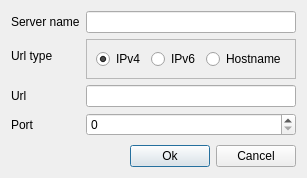
GothicMultiplayerAccrescere/Launcher, file src/dialogaddserver.ui: the form before one commit.
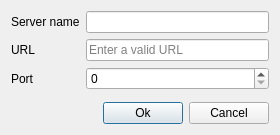
The form after the commit.

```diff
--- a/src/dialogaddserver.ui
+++ b/src/dialogaddserver.ui
@@ -7,7 +7,7 @@
     <x>0</x>
     <y>0</y>
     <width>280</width>
-    <height>178</height>
+    <height>135</height>
    </rect>
   </property>
   <property name="windowTitle">
@@ -16,27 +16,6 @@
   <layout class="QVBoxLayout" name="verticalLayout">
    <item>
     <layout class="QFormLayout" name="formLayout">
-     <item row="3" column="0">
-      <widget class="QLabel" name="label">
-       <property name="text">
-        <string>Url</string>
-       </property>
-      </widget>
-     </item>
-     <item row="3" column="1">
-      <widget class="QLineEdit" name="editUrl">
-       <property name="inputMethodHints">
-        <set>Qt::ImhUrlCharactersOnly</set>
-       </property>
-      </widget>
-     </item>
-     <item row="1" column="1">
-      <widget class="QLineEdit" name="editServerName">
-       <property name="inputMethodHints">
-        <set>Qt::ImhLatinOnly</set>
-       </property>
-      </widget>
-     </item>
      <item row="1" column="0">
       <widget class="QLabel" name="label_2">
        <property name="text">
@@ -44,111 +23,46 @@
        </property>
       </widget>
      </item>
-     <item row="4" column="0">
+     <item row="1" column="1">
+      <widget class="QLineEdit" name="editServerName">
+       <property name="inputMethodHints">
+        <set>Qt::ImhLatinOnly</set>
+       </property>
+      </widget>
+     </item>
+     <item row="2" column="0">
+      <widget class="QLabel" name="label">
+       <property name="text">
+        <string>URL</string>
+       </property>
+      </widget>
+     </item>
+     <item row="2" column="1">
+      <widget class="QLineEdit" name="editUrl">
+       <property name="inputMethodHints">
+        <set>Qt::ImhUrlCharactersOnly</set>
+       </property>
+       <property name="placeholderText">
+        <string>Enter a valid URL</string>
+       </property>
+      </widget>
+     </item>
+     <item row="3" column="0">
       <widget class="QLabel" name="label_3">
        <property name="text">
         <string>Port</string>
        </property>
       </widget>
      </item>
-     <item row="4" column="1">
+     <item row="3" column="1">
       <widget class="QSpinBox" name="editPort">
        <property name="maximum">
         <number>65535</number>
        </property>
       </widget>
      </item>
-     <item row="2" column="1">
-      <widget class="QFrame" name="frame">
-       <property name="sizePolicy">
-        <sizepolicy hsizetype="Expanding" vsizetype="Preferred">
-         <horstretch>0</horstretch>
-         <verstretch>0</verstretch>
-        </sizepolicy>
-       </property>
-       <property name="maximumSize">
-        <size>
-         <width>16777215</width>
-         <height>16777215</height>
-        </size>
-       </property>
-       <property name="frameShape">
-        <enum>QFrame::StyledPanel</enum>
-       </property>
-       <property name="frameShadow">
-        <enum>QFrame::Raised</enum>
-       </property>
-       <layout class="QHBoxLayout" name="horizontalLayout_2">
-        <item>
-         <widget class="QRadioButton" name="rbt_IPv4">
-          <property name="maximumSize">
-           <size>
-            <width>16777215</width>
-            <height>16777215</height>
-           </size>
-          </property>
-          <property name="text">
-           <string>IPv4</string>
-          </property>
-          <property name="checked">
-           <bool>true</bool>
-          </property>
-         </widget>
-        </item>
-        <item>
-         <widget class="QRadioButton" name="rbt_IPv6">
-          <property name="maximumSize">
-           <size>
-            <width>16777215</width>
-            <height>16777215</height>
-           </size>
-          </property>
-          <property name="text">
-           <string>IPv6</string>
-          </property>
-         </widget>
-        </item>
-        <item>
-         <widget class="QRadioButton" name="rbt_IPHostname">
-          <property name="maximumSize">
-           <size>
-            <width>16777215</width>
-            <height>16777215</height>
-           </size>
-          </property>
-          <property name="text">
-           <string>Hostname</string>
-          </property>
-         </widget>
-        </item>
-       </layout>
-      </widget>
-     </item>
-     <item row="2" column="0">
-      <widget class="QLabel" name="label_4">
-       <property name="text">
-        <string>Url type</string>
-       </property>
-       <property name="alignment">
-        <set>Qt::AlignBottom|Qt::AlignLeading|Qt::AlignLeft</set>
-       </property>
-      </widget>
-     </item>
     </layout>
    </item>
-   <item>
-    <spacer name="verticalSpacer">
-     <property name="orientation">
-      <enum>Qt::Vertical</enum>
-     </property>
-     <property name="sizeHint" stdset="0">
-      <size>
-       <width>20</width>
-       <height>40</height>
-      </size>
-     </property>
-    </spacer>
-   </item>
    <item>
     <layout class="QHBoxLayout" name="horizontalLayout">
      <item>
```
